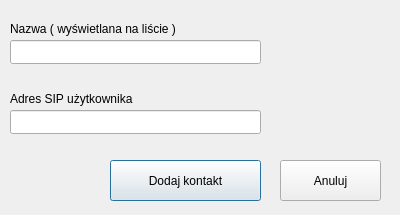
Old version of the form src/add_contact_dialog.ui in the repository dmilith/dsipcom.
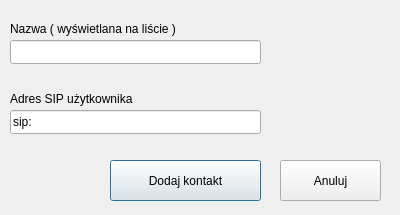
New version of the form. Icons and pictures are not drawn.

What changed in the file:
```diff
--- a/src/add_contact_dialog.ui
+++ b/src/add_contact_dialog.ui
@@ -21,6 +21,9 @@
      <height>24</height>
     </rect>
    </property>
+   <property name="text" >
+    <string>sip:</string>
+   </property>
   </widget>
   <widget class="QLabel" name="label_2" >
    <property name="geometry" >
```
